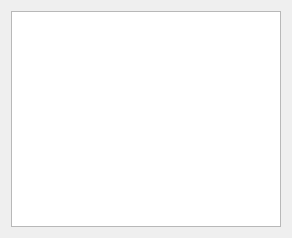
aicommunity/Rdk, file GUI/Qt/UWatchFormWidget.ui: the form before one commit.
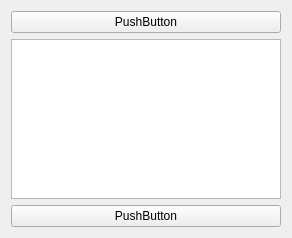
The form after the commit.

```diff
--- a/GUI/Qt/UWatchFormWidget.ui
+++ b/GUI/Qt/UWatchFormWidget.ui
@@ -14,9 +14,23 @@
    <string>Form</string>
   </property>
   <layout class="QVBoxLayout" name="verticalLayout">
+   <item>
+    <widget class="QPushButton" name="pushButton">
+     <property name="text">
+      <string>PushButton</string>
+     </property>
+    </widget>
+   </item>
    <item>
     <widget class="QGraphicsView" name="graphicsView"/>
    </item>
+   <item>
+    <widget class="QPushButton" name="pushButton_2">
+     <property name="text">
+      <string>PushButton</string>
+     </property>
+    </widget>
+   </item>
   </layout>
  </widget>
  <resources/>
```
